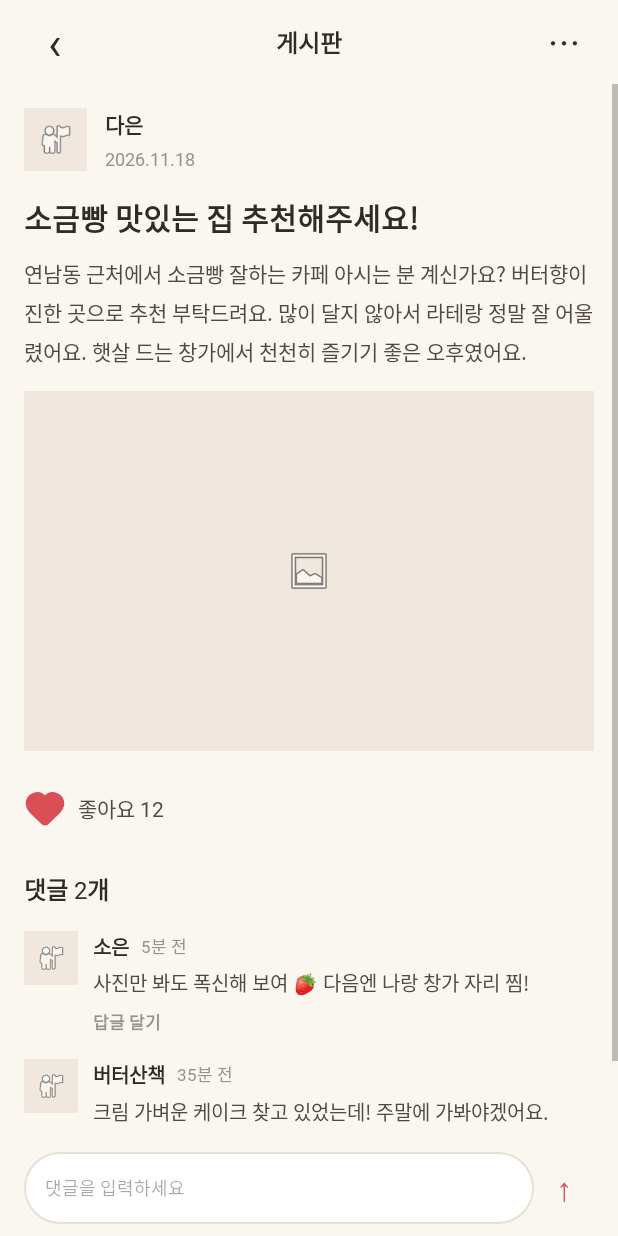
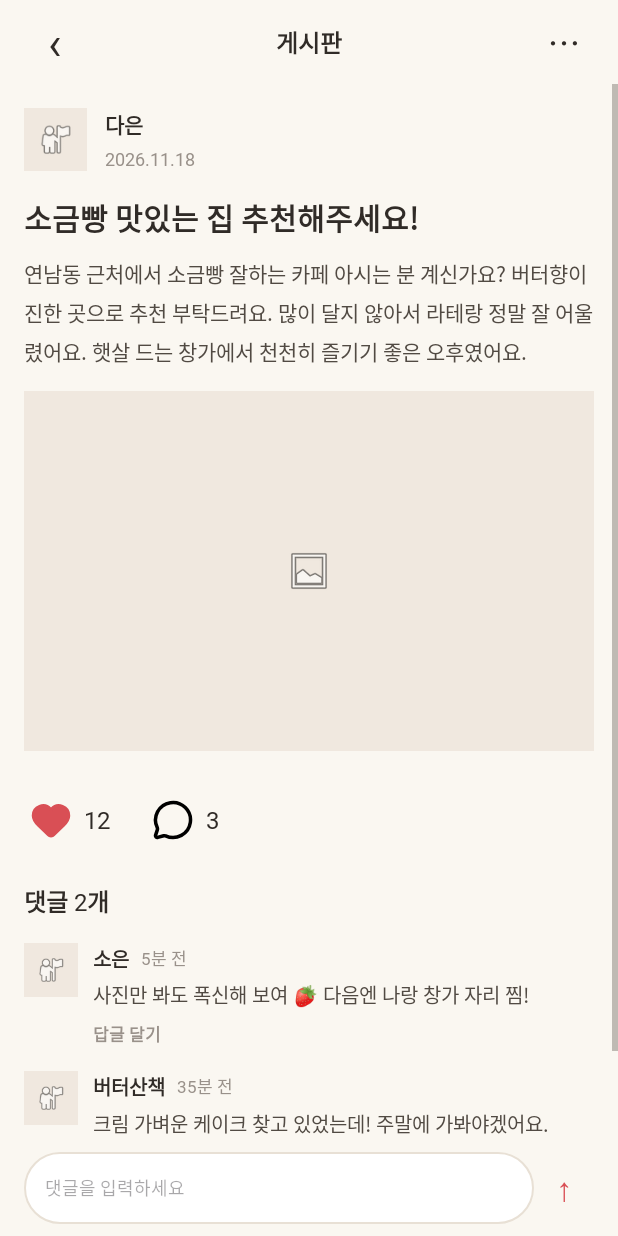
Before and after one commit to marshm6llow-dessertrip/dessertrip, an Android app: the layout activity_post_detail.xml on its own in the app's theme, with its tools: preview values and no code run, on a phone screen of 412 x 824 dp. Run offline under Robolectric (Android 15) with nearby library versions, the phone set to English and light mode, and no system bars.

Commit message:
style: 자유 게시글 좋아요 및 댓글 영역 통일(#8)

```diff
--- a/app/src/main/res/layout/activity_post_detail.xml
+++ b/app/src/main/res/layout/activity_post_detail.xml
@@ -156,37 +156,51 @@
                 android:scaleType="centerInside"
                 android:contentDescription="게시글 사진" />
 
-            <!-- 좋아요 영역 -->
+            <!-- 좋아요 및 댓글 수 -->
             <LinearLayout
                 android:layout_width="match_parent"
                 android:layout_height="wrap_content"
                 android:orientation="horizontal"
                 android:gravity="center_vertical"
-                android:paddingStart="16dp"
-                android:paddingEnd="16dp"
-                android:paddingTop="8dp"
-                android:paddingBottom="16dp">
+                android:layout_marginStart="20dp"
+                android:layout_marginEnd="20dp"
+                android:layout_marginTop="16dp"
+                android:layout_marginBottom="16dp">
 
-                <!-- 좋아요 버튼 -->
                 <ImageView
                     android:id="@+id/iv_like"
                     android:layout_width="28dp"
                     android:layout_height="28dp"
                     android:src="@drawable/ic_heart"
-                    android:contentDescription="좋아요 버튼" />
+                    android:contentDescription="좋아요" />
 
-                <!-- 좋아요 수 -->
                 <TextView
                     android:id="@+id/tv_like_count"
                     android:layout_width="wrap_content"
                     android:layout_height="wrap_content"
                     android:layout_marginStart="8dp"
-                    android:text="좋아요 12"
-                    android:textColor="#514A43"
-                    android:textSize="14sp" />
+                    android:text="12"
+                    android:textColor="#302B27"
+                    android:textSize="16sp" />
+
+                <ImageView
+                    android:id="@+id/iv_comment_icon"
+                    android:layout_width="28dp"
+                    android:layout_height="28dp"
+                    android:layout_marginStart="28dp"
+                    android:src="@drawable/ic_comment"
+                    android:contentDescription="댓글" />
+
+                <TextView
+                    android:id="@+id/tv_comment_count"
+                    android:layout_width="wrap_content"
+                    android:layout_height="wrap_content"
+                    android:layout_marginStart="8dp"
+                    android:text="3"
+                    android:textColor="#302B27"
+                    android:textSize="16sp" />
 
             </LinearLayout>
-
             <!-- 댓글 목록 -->
             <LinearLayout
                 android:layout_width="match_parent"
```
